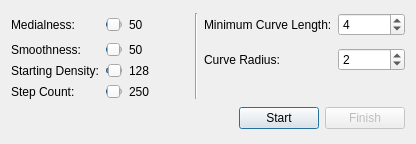
The window that Gorgon/src_ui/ui_dialog_volume_manual_skeletonization.ui (GorgonCryoEM/Gorgon) describes before a commit, drawn with Qt 5.
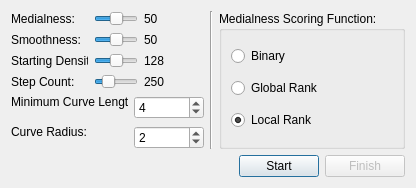
The same window after the commit.

Commit message: Alternative scoring functions for interactive skeletonization

Diff of the .ui file:
```diff
--- a/Gorgon/src_ui/ui_dialog_volume_manual_skeletonization.ui
+++ b/Gorgon/src_ui/ui_dialog_volume_manual_skeletonization.ui
@@ -6,7 +6,7 @@
     <x>0</x>
     <y>0</y>
     <width>416</width>
-    <height>144</height>
+    <height>188</height>
    </rect>
   </property>
   <property name="minimumSize" >
@@ -28,13 +28,13 @@
        </property>
       </widget>
      </item>
-     <item row="0" column="1" >
+     <item row="0" column="1" colspan="2" >
       <widget class="QSlider" name="horizontalSliderMedialness" >
        <property name="whatsThis" >
         <string>Picks the density to use when performing skeletonization</string>
        </property>
        <property name="minimum" >
-        <number>1</number>
+        <number>0</number>
        </property>
        <property name="maximum" >
         <number>100</number>
@@ -56,7 +56,7 @@
        </property>
       </widget>
      </item>
-     <item row="0" column="2" >
+     <item row="0" column="3" >
       <widget class="QLabel" name="labelMedialnessDisplay" >
        <property name="minimumSize" >
         <size>
@@ -78,30 +78,6 @@
        </property>
       </widget>
      </item>
-     <item rowspan="4" row="0" column="3" >
-      <widget class="Line" name="line" >
-       <property name="orientation" >
-        <enum>Qt::Vertical</enum>
-       </property>
-      </widget>
-     </item>
-     <item row="0" column="4" >
-      <widget class="QLabel" name="labelMinimumCurve" >
-       <property name="text" >
-        <string>Minimum Curve Length:</string>
-       </property>
-      </widget>
-     </item>
-     <item row="0" column="5" >
-      <widget class="QSpinBox" name="spinBoxMinCurve" >
-       <property name="maximum" >
-        <number>1000000</number>
-       </property>
-       <property name="value" >
-        <number>4</number>
-       </property>
-      </widget>
-     </item>
      <item row="1" column="0" >
       <widget class="QLabel" name="labelSmoothness" >
        <property name="text" >
@@ -109,13 +85,13 @@
        </property>
       </widget>
      </item>
-     <item row="1" column="1" >
+     <item row="1" column="1" colspan="2" >
       <widget class="QSlider" name="horizontalSliderSmoothness" >
        <property name="whatsThis" >
         <string>Picks the density to use when performing skeletonization</string>
        </property>
        <property name="minimum" >
-        <number>1</number>
+        <number>0</number>
        </property>
        <property name="maximum" >
         <number>100</number>
@@ -137,7 +113,7 @@
        </property>
       </widget>
      </item>
-     <item row="1" column="2" >
+     <item row="1" column="3" >
       <widget class="QLabel" name="labeSmoothnessDisplay" >
        <property name="minimumSize" >
         <size>
@@ -159,26 +135,6 @@
        </property>
       </widget>
      </item>
-     <item rowspan="2" row="1" column="4" >
-      <widget class="QLabel" name="labelCurveRadius" >
-       <property name="whatsThis" >
-        <string>The Radius to use when obtaining the structure tensor of a curve... The larger the radius, the more global information is used</string>
-       </property>
-       <property name="text" >
-        <string>Curve Radius:</string>
-       </property>
-      </widget>
-     </item>
-     <item rowspan="2" row="1" column="5" >
-      <widget class="QSpinBox" name="spinBoxCurveRadius" >
-       <property name="maximum" >
-        <number>10</number>
-       </property>
-       <property name="value" >
-        <number>2</number>
-       </property>
-      </widget>
-     </item>
      <item row="2" column="0" >
       <widget class="QLabel" name="labelStartDensity" >
        <property name="text" >
@@ -186,7 +142,7 @@
        </property>
       </widget>
      </item>
-     <item row="2" column="1" >
+     <item row="2" column="1" colspan="2" >
       <widget class="QSlider" name="horizontalSliderStartingDensity" >
        <property name="whatsThis" >
         <string>Picks the density to use when performing skeletonization</string>
@@ -211,7 +167,7 @@
        </property>
       </widget>
      </item>
-     <item row="2" column="2" >
+     <item row="2" column="3" >
       <widget class="QLabel" name="labelStartingDensityDisplay" >
        <property name="minimumSize" >
         <size>
@@ -240,7 +196,7 @@
        </property>
       </widget>
      </item>
-     <item row="3" column="1" >
+     <item row="3" column="1" colspan="2" >
       <widget class="QSlider" name="horizontalSliderStepCount" >
        <property name="whatsThis" >
         <string>Picks the density to use when performing skeletonization</string>
@@ -265,7 +221,7 @@
        </property>
       </widget>
      </item>
-     <item row="3" column="2" >
+     <item row="3" column="3" >
       <widget class="QLabel" name="labelStepSizeDisplay" >
        <property name="minimumSize" >
         <size>
@@ -287,9 +243,86 @@
        </property>
       </widget>
      </item>
+     <item row="4" column="0" colspan="2" >
+      <widget class="QLabel" name="labelMinimumCurve" >
+       <property name="text" >
+        <string>Minimum Curve Length:</string>
+       </property>
+      </widget>
+     </item>
+     <item rowspan="2" row="4" column="2" colspan="2" >
+      <widget class="QSpinBox" name="spinBoxMinCurve" >
+       <property name="maximum" >
+        <number>1000000</number>
+       </property>
+       <property name="value" >
+        <number>4</number>
+       </property>
+      </widget>
+     </item>
+     <item rowspan="2" row="5" column="0" colspan="2" >
+      <widget class="QLabel" name="labelCurveRadius" >
+       <property name="whatsThis" >
+        <string>The Radius to use when obtaining the structure tensor of a curve... The larger the radius, the more global information is used</string>
+       </property>
+       <property name="text" >
+        <string>Curve Radius:</string>
+       </property>
+      </widget>
+     </item>
+     <item row="6" column="2" colspan="2" >
+      <widget class="QSpinBox" name="spinBoxCurveRadius" >
+       <property name="maximum" >
+        <number>10</number>
+       </property>
+       <property name="value" >
+        <number>2</number>
+       </property>
+      </widget>
+     </item>
     </layout>
    </item>
-   <item row="1" column="0" >
+   <item row="0" column="1" >
+    <widget class="Line" name="line" >
+     <property name="orientation" >
+      <enum>Qt::Vertical</enum>
+     </property>
+    </widget>
+   </item>
+   <item row="0" column="2" >
+    <widget class="QGroupBox" name="groupBoxMedialnessScore" >
+     <property name="title" >
+      <string>Medialness Scoring Function:</string>
+     </property>
+     <layout class="QGridLayout" >
+      <item row="0" column="0" >
+       <widget class="QRadioButton" name="radioButtonBinary" >
+        <property name="text" >
+         <string>Binary</string>
+        </property>
+       </widget>
+      </item>
+      <item row="1" column="0" >
+       <widget class="QRadioButton" name="radioButtonGlobalRank" >
+        <property name="text" >
+         <string>Global Rank</string>
+        </property>
+       </widget>
+      </item>
+      <item row="2" column="0" >
+       <widget class="QRadioButton" name="radioButtonLocalRank" >
+        <property name="text" >
+         <string>Local Rank</string>
+        </property>
+        <property name="checked" >
+         <bool>true</bool>
+        </property>
+       </widget>
+      </item>
+     </layout>
+    </widget>
+   </item>
+   <item row="1" column="0" colspan="3" >
     <layout class="QGridLayout" >
      <item row="0" column="0" >
       <spacer>
```
Left out of the diff: 29 changed lines with no effect on the pictures. The commit also changes 6 other files.
